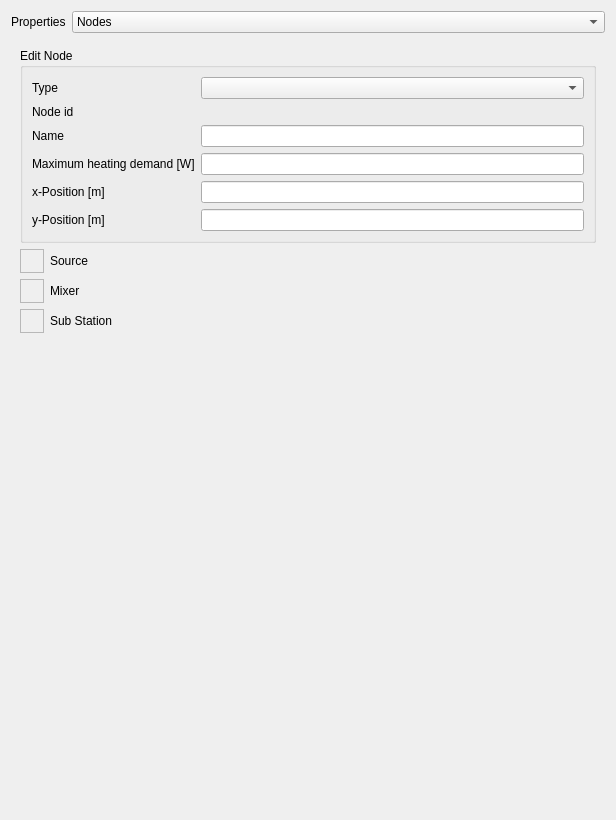
The window that SIM-VICUS/src/SVPropNetworkPropertiesWidget.ui (ghorwin/SIM-VICUS) describes before a commit, drawn with Qt 5.
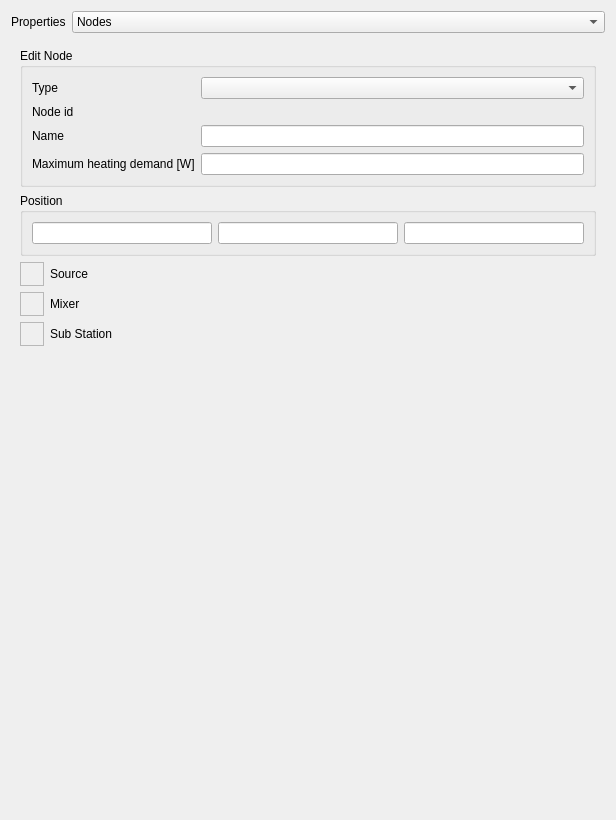
The same window after the commit. Custom widgets are drawn as their Qt base class.

Commit message: implement absolute pressure of hydraulic network nodes (with geodetic height), allow 3d editing of network

```diff
--- a/SIM-VICUS/src/SVPropNetworkPropertiesWidget.ui
+++ b/SIM-VICUS/src/SVPropNetworkPropertiesWidget.ui
@@ -103,29 +103,27 @@
             </property>
            </widget>
           </item>
-          <item row="4" column="0">
-           <widget class="QLabel" name="label_10">
-            <property name="text">
-             <string>x-Position [m]</string>
-            </property>
-           </widget>
-          </item>
-          <item row="5" column="0">
-           <widget class="QLabel" name="label_12">
-            <property name="text">
-             <string>y-Position [m]</string>
-            </property>
-           </widget>
-          </item>
           <item row="3" column="1">
            <widget class="QtExt::ValidatingLineEdit" name="lineEditNodeMaximumHeatingDemand"/>
           </item>
-          <item row="4" column="1">
+         </layout>
+        </widget>
+       </item>
+       <item>
+        <widget class="QGroupBox" name="groupBox">
+         <property name="title">
+          <string>Position</string>
+         </property>
+         <layout class="QHBoxLayout" name="horizontalLayout_2">
+          <item>
            <widget class="QtExt::ValidatingLineEdit" name="lineEditNodeXPosition"/>
           </item>
-          <item row="5" column="1">
+          <item>
            <widget class="QtExt::ValidatingLineEdit" name="lineEditNodeYPosition"/>
           </item>
+          <item>
+           <widget class="QtExt::ValidatingLineEdit" name="lineEditNodeZPosition"/>
+          </item>
          </layout>
         </widget>
        </item>
```
The commit also changes 13 other files.
